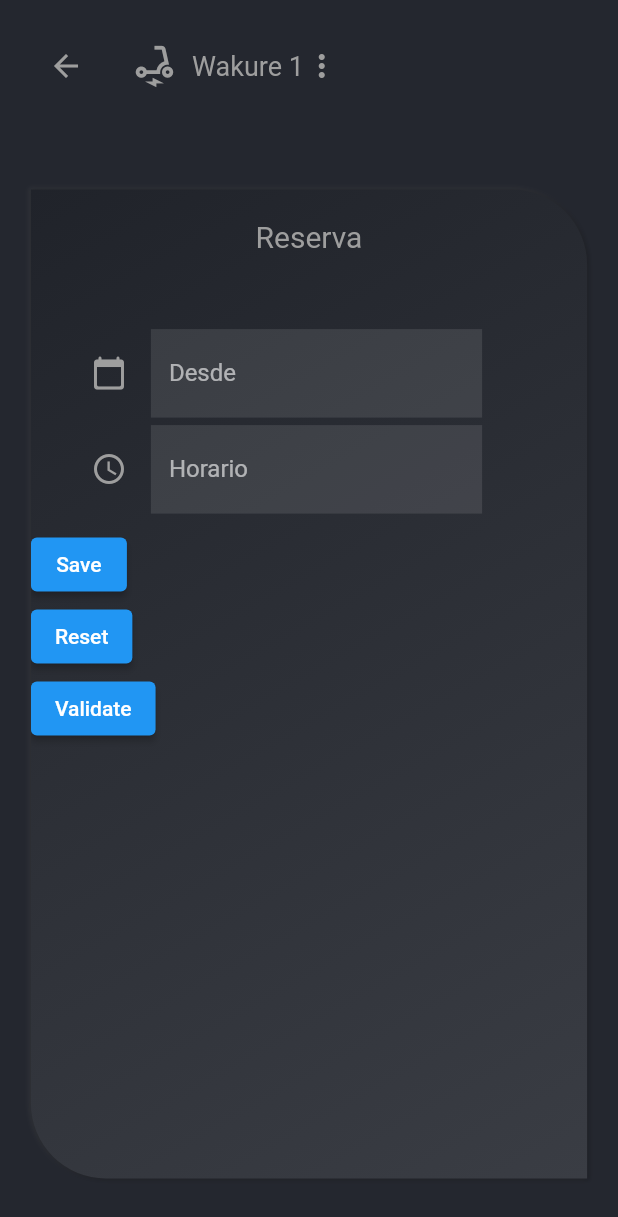
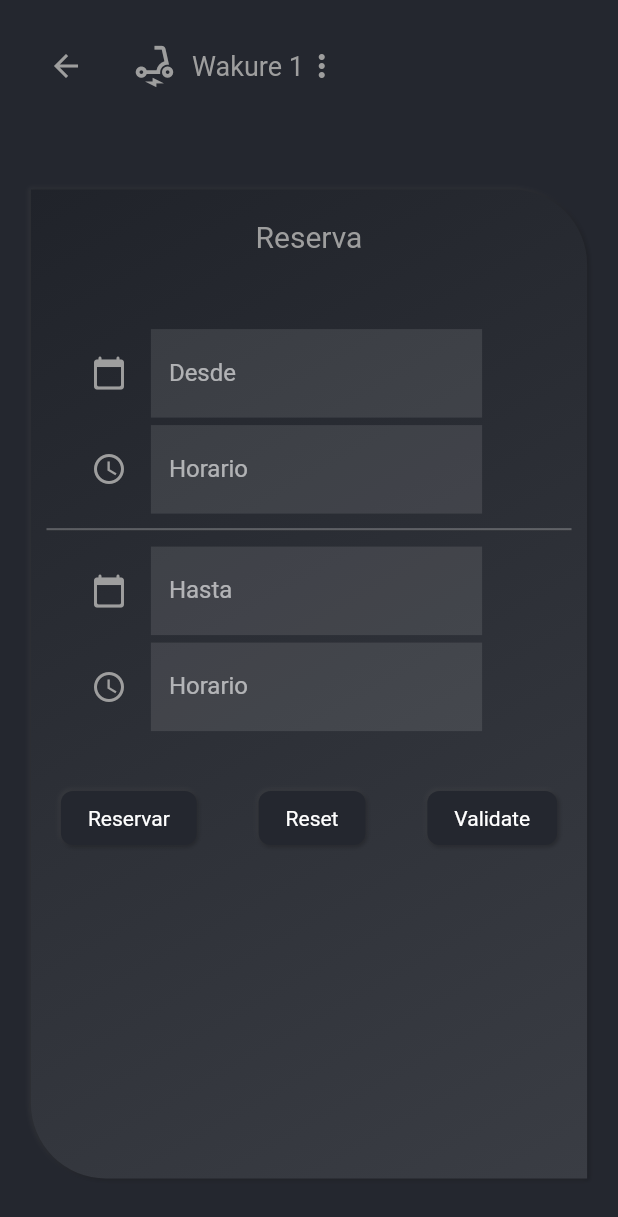
Before and after one commit to Joelnicolass/wakurent, a Flutter app: the BookingConfig_View screen opened by its route, on a phone screen of 412 x 824 dp. Shown: the top 1217 px of the screen. Run offline on Flutter 3.47's test engine with Material 2 defaults, Android fonts, the phone set to English and light mode, and no system bars; drawn by our look-alikes of datetime_picker_formfield, flutter_neumorphic; our stand-ins replace bloc, dio, equatable, flutter_bloc, flutter_secure_storage, geolocator and 2 more; missing offline and left inert: day_picker, flutter_neat_and_clean_calendar; accounts and stored records are empty.

Commit message:
booking feature

```diff
--- a/lib/widgets/booking_form.dart
+++ b/lib/widgets/booking_form.dart
@@ -1,7 +1,6 @@
 import 'dart:async';
 
-import 'package:flutter/cupertino.dart';
-import 'package:flutter/material.dart';
+import 'package:flutter_neumorphic/flutter_neumorphic.dart';
 import 'package:intl/intl.dart';
 import 'package:datetime_picker_formfield/datetime_picker_formfield.dart';
 // For changing the language
@@ -22,22 +21,60 @@ class _DateTimeFormState extends State<DateTimeForm> {
       child: Column(
         crossAxisAlignment: CrossAxisAlignment.start,
         children: <Widget>[
-          BasicDateField(),
+          DateField(
+            label: 'Desde',
+            blocHandler: 'bookingBloc',
+          ),
           SizedBox(height: 5),
-          Clock24Example(),
+          ClockPicker(label: 'Horario', blocHandler: 'bookingBloc'),
+          SizedBox(height: 10),
+          // separator with gradient
+          Center(
+            child: Container(
+              height: 2,
+              width: 350,
+              //gradient vertical
+              decoration: BoxDecoration(
+                gradient: LinearGradient(
+                  begin: Alignment.topCenter,
+                  end: Alignment.bottomCenter,
+                  colors: [
+                    Colors.white54,
+                    Colors.transparent,
+                  ],
+                ),
+              ),
+            ),
+          ),
+
+          SizedBox(height: 10),
+          DateField(
+            label: 'Hasta',
+            blocHandler: 'bookingBloc',
+          ),
           SizedBox(height: 5),
-          SizedBox(height: 5),
-          ElevatedButton(
-            child: Text('Save'),
+          ClockPicker(label: 'Horario', blocHandler: 'bookingBloc'),
+
+          // buttons
+          Padding(
+            padding: const EdgeInsets.only(left: 20, right: 20, top: 40),
+            child: Row(
+              mainAxisAlignment: MainAxisAlignment.spaceBetween,
+              children: [
+                NeumorphicButton(
+                  child: Text('Reservar'),
                   onPressed: () => formKey.currentState?.save(),
                 ),
-          ElevatedButton(
+                NeumorphicButton(
                   child: Text('Reset'),
                   onPressed: () => formKey.currentState?.reset(),
                 ),
-          ElevatedButton(
+                NeumorphicButton(
                   child: Text('Validate'),
                   onPressed: () => formKey.currentState?.validate(),
+                ),
+              ],
+            ),
           ),
         ],
       ),
@@ -45,8 +82,15 @@ class _DateTimeFormState extends State<DateTimeForm> {
   }
 }
 
-class BasicDateField extends StatelessWidget {
+class DateField extends StatelessWidget {
   final format = DateFormat("yyyy-MM-dd");
+  final blocHandler;
+  final String label;
+
+  // constructor
+  DateField({Key? key, required this.blocHandler, required this.label})
+      : super(key: key);
+
   @override
   Widget build(BuildContext context) {
     return Column(children: <Widget>[
@@ -55,8 +99,11 @@ class BasicDateField extends StatelessWidget {
           SizedBox(width: 40),
           Expanded(
             child: DateTimeField(
+              onSaved: (newValue) {
+                print('onSaved: ' + newValue.toString().substring(0, 10));
+              },
               decoration: InputDecoration(
-                labelText: 'Desde',
+                labelText: label,
                 border: InputBorder.none,
                 filled: true,
                 fillColor: Colors.white10,
@@ -84,8 +131,15 @@ class BasicDateField extends StatelessWidget {
   }
 }
 
-class Clock24Example extends StatelessWidget {
+class ClockPicker extends StatelessWidget {
   final format = DateFormat("HH:mm");
+  final blocHandler;
+  final String label;
+
+  // constructor
+  ClockPicker({Key? key, required this.blocHandler, required this.label})
+      : super(key: key);
+
   @override
   Widget build(BuildContext context) {
     return Column(children: <Widget>[
@@ -94,8 +148,11 @@ class Clock24Example extends StatelessWidget {
           SizedBox(width: 40),
           Expanded(
             child: DateTimeField(
+              onSaved: (newValue) {
+                print('HORA: ' + newValue.toString().substring(10, 16));
+              },
               decoration: InputDecoration(
-                labelText: 'Horario',
+                labelText: label,
                 border: InputBorder.none,
                 filled: true,
                 fillColor: Colors.white10,
```
Lines whose indentation alone changed are shown as unchanged.
